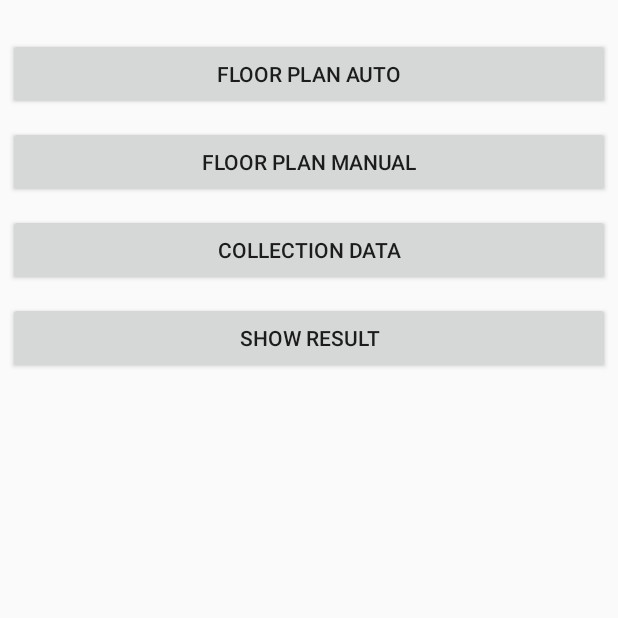
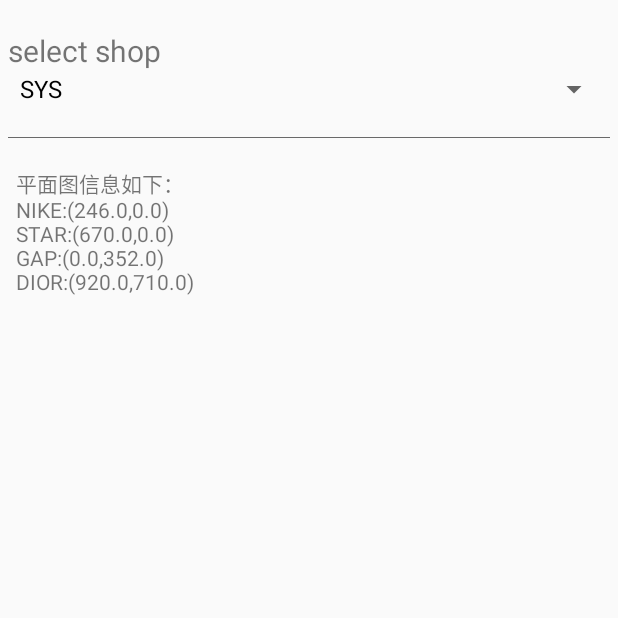
Before and after one commit to zhouqing972668019/RealTimeIndoorLocation, an Android app: the screen it shows after launch (MainActivity before the commit, AutoSettingActivity after it), after a tap on "FLOOR PLAN AUTO", on a phone screen of 412 x 824 dp, the top half of it. Run offline under Robolectric (Android 15) with nearby library versions, the phone set to English and light mode, and no system bars.

Commit message:
更新平面图加载界面

```diff
--- a/app/build.gradle
+++ b/app/build.gradle
@@ -20,6 +20,7 @@ android {
 
 dependencies {
     implementation fileTree(dir: 'libs', include: ['*.jar'])
+
     implementation 'com.android.support:appcompat-v7:26.+'
     implementation 'com.android.support.constraint:constraint-layout:1.1.2'
 
@@ -27,6 +28,7 @@ dependencies {
     implementation 'com.google.firebase:firebase-core:16.0.3'
     implementation 'com.google.firebase:firebase-ml-vision:17.0.0'
 
+
     testImplementation 'junit:junit:4.12'
     androidTestImplementation 'com.android.support.test:runner:1.0.2'
     androidTestImplementation 'com.android.support.test.espresso:espresso-core:3.0.2'
--- /dev/null
+++ b/app/src/main/assets/SYS.txt
@@ -0,0 +1,4 @@
+STAR,670.0,0.0
+NIKE,246.0,0.0
+GAP,0.0,352.0
+DIOR,920.0,710.0
--- /dev/null
+++ b/app/src/main/java/com/zhouqing/chatproject/realtimeindoorlocation/activity/AutoSettingActivity.java
@@ -0,0 +1,100 @@
+package com.zhouqing.chatproject.realtimeindoorlocation.activity;
+
+import android.os.Bundle;
+import android.support.v7.app.AppCompatActivity;
+import android.view.View;
+import android.widget.AdapterView;
+import android.widget.ArrayAdapter;
+import android.widget.Spinner;
+import android.widget.TextView;
+import android.widget.Toast;
+
+import com.zhouqing.chatproject.realtimeindoorlocation.R;
+import com.zhouqing.chatproject.realtimeindoorlocation.model.StandardLocationInfo;
+import com.zhouqing.chatproject.realtimeindoorlocation.util.Constant;
+import com.zhouqing.chatproject.realtimeindoorlocation.util.FileUtil;
+
+import java.util.ArrayList;
+import java.util.HashMap;
+import java.util.List;
+import java.util.Map;
+
+public class AutoSettingActivity extends AppCompatActivity {
+
+    private Spinner spShop;
+    private TextView tvFloorPlanInfo;
+
+    @Override
+    protected void onCreate(Bundle savedInstanceState) {
+        super.onCreate(savedInstanceState);
+        setContentView(R.layout.activity_auto_setting);
+        tvFloorPlanInfo = findViewById(R.id.tv_floor_plan_info);
+        spShop = findViewById(R.id.sp_shop);
+        ArrayAdapter<String> shopAdapter = new ArrayAdapter<>(this,android.R.layout.simple_spinner_dropdown_item,Constant.SHOP_NAMES);
+        spShop.setAdapter(shopAdapter);
+        spShop.setSelection(-1);
+        spShop.setOnItemSelectedListener(new AdapterView.OnItemSelectedListener() {
+            @Override
+            public void onItemSelected(AdapterView<?> parent, View view, int position, long id) {
+                //toast("you selected:"+position);
+                loadFloorPlan(position);
+            }
+
+            @Override
+            public void onNothingSelected(AdapterView<?> parent) {
+
+            }
+        });
+        showFloorPlanInfo();
+    }
+
+    //显示当前本地的平面图信息
+    public void showFloorPlanInfo(){
+        Map<String,StandardLocationInfo> hashMap = FileUtil.getPOILocation(AutoSettingActivity.this);
+        String text = "平面图信息如下：\n";
+        for(String name:hashMap.keySet()){
+            text += name+":"+"("+hashMap.get(name).getX()+","+hashMap.get(name).getY()+")"+"\n";
+        }
+        tvFloorPlanInfo.setText(text);
+    }
+
+    public void loadFloorPlan(int position){
+        String fileName = Constant.SHOP_FILENAMES[position];
+        try {
+            List<String> fileContentList = FileUtil.readTextFromAssets(AutoSettingActivity.this,fileName);
+            Map<String,StandardLocationInfo> locationInfoHashMap = new HashMap<>();
+            for(String fileContent:fileContentList){
+                String[] elements = fileContent.split(",");
+                String POIName = elements[0];
+                List<Double> xList = new ArrayList<>();
+                List<Double> yList = new ArrayList<>();
+                for(int i=1;i<elements.length-1;i+=2){
+                    xList.add(Double.parseDouble(elements[i]));
+                    yList.add(Double.parseDouble(elements[i+1]));
+                }
+                double xValue = 0d;
+                for(Double x:xList){
+                    xValue += x;
+                }
+                xValue /= xList.size();
+                double yValue = 0d;
+                for(Double y:yList){
+                    yValue += y;
+                }
+                yValue /= yList.size();
+                StandardLocationInfo standardLocationInfo = new StandardLocationInfo(xValue,yValue);
+                locationInfoHashMap.put(POIName,standardLocationInfo);
+            }
+            FileUtil.saveLocationToFile(AutoSettingActivity.this,locationInfoHashMap);
+            showFloorPlanInfo();
+        } catch (Exception e) {
+            e.printStackTrace();
+        }
+    }
+
+
+
+    public void toast(String content){
+        Toast.makeText(AutoSettingActivity.this,content,Toast.LENGTH_SHORT).show();
+    }
+}
--- a/app/src/main/java/com/zhouqing/chatproject/realtimeindoorlocation/activity/MainActivity.java
+++ b/app/src/main/java/com/zhouqing/chatproject/realtimeindoorlocation/activity/MainActivity.java
@@ -36,6 +36,9 @@ public class MainActivity extends AppCompatActivity implements View.OnClickListe
     @Override
     public void onClick(View v) {
         switch (v.getId()){
+            case R.id.btn_floor_plan_auto:
+                startActivity(new Intent(MainActivity.this,AutoSettingActivity.class));
+                break;
             case R.id.btn_floor_plan_manual:
                 startActivity(new Intent(MainActivity.this,ManualSettingActivity.class));
                 break;
--- a/app/src/main/java/com/zhouqing/chatproject/realtimeindoorlocation/service/SensorRecordService.java
+++ b/app/src/main/java/com/zhouqing/chatproject/realtimeindoorlocation/service/SensorRecordService.java
@@ -238,7 +238,7 @@ public class SensorRecordService extends Service implements SensorEventListener
         for (int i = 0; i < values.length; i++) {
             values[i] = (float) (gyroOrientation[i] * 180 / Math.PI);
         }
-        ComparableSensorEvent comparableSensorEvent = new ComparableSensorEvent(gyroOrientation, currentTimestamp, Constant.TYPE_GYRO_ORI);
+        ComparableSensorEvent comparableSensorEvent = new ComparableSensorEvent(values, currentTimestamp, Constant.TYPE_GYRO_ORI);
         sensorEventList.add(comparableSensorEvent);
     }
 
--- a/app/src/main/java/com/zhouqing/chatproject/realtimeindoorlocation/util/Constant.java
+++ b/app/src/main/java/com/zhouqing/chatproject/realtimeindoorlocation/util/Constant.java
@@ -25,6 +25,9 @@ public class Constant {
     //传感器类型常量
     public static final int TYPE_GYRO_ORI = 10001;
     public static final int TYPE_MAG_ACC_ORI = 10002;
+
+    public static final String[] SHOP_FILENAMES = {"SYS.txt","WDK_1F_SHOP_LOCATION_INFO.txt","WDK_2F_SHOP_LOCATION_INFO.txt"};
+    public static final String[] SHOP_NAMES = {"SYS","WDK FLOOR 1","WDK FLOOR 2"};
 
     /**
      * @brief 判断两个String字符串的相似程度（因为用户输入的字符可能和兴趣点的名字不能完全匹配）
--- a/app/src/main/java/com/zhouqing/chatproject/realtimeindoorlocation/util/FileUtil.java
+++ b/app/src/main/java/com/zhouqing/chatproject/realtimeindoorlocation/util/FileUtil.java
@@ -18,6 +18,7 @@ import java.io.FileInputStream;
 import java.io.FileNotFoundException;
 import java.io.FileOutputStream;
 import java.io.IOException;
+import java.io.InputStream;
 import java.io.InputStreamReader;
 import java.math.BigInteger;
 import java.text.SimpleDateFormat;
@@ -275,54 +276,6 @@ public class FileUtil {
 		return answer;
 	}
 
-	//通过陀螺仪数据计算某两个时间戳之间的3轴旋转角度
-	public static double getGyroChange(String path,String timeStampPre,String timeStampCur) throws Exception{
-		double answer = 0.0;
-		File file=new File(path);
-		//BufferedReader是可以按行读取文件
-		FileInputStream inputStream = new FileInputStream(file);
-		BufferedReader bufferedReader = new BufferedReader(new InputStreamReader(inputStream));
-
-		List<Double> gyro_x = new ArrayList<>();
-		List<Double> gyro_y = new ArrayList<>();
-		List<Double> gyro_z = new ArrayList<>();
-		List<Long> timestampList = new ArrayList<>();
-		long timeStampPreL = Long.parseLong(timeStampPre);
-		long timeStampCurL = Long.parseLong(timeStampCur);
-
-		String str = null;
-		while((str = bufferedReader.readLine()) != null)
-		{
-			String[] elements=str.split(" ");
-			//相应传感器数据
-			if(elements[0].equals("gyro"))
-			{
-				long timeStampL = Long.parseLong(elements[1]);
-				if(timeStampL>=timeStampPreL && timeStampL<=timeStampCurL){
-					gyro_x.add(Double.parseDouble(elements[2]));
-					gyro_y.add(Double.parseDouble(elements[3]));
-					gyro_z.add(Double.parseDouble(elements[4]));
-					timestampList.add(timeStampL);
-				}
-			}
-		}
-		//设置初值
-//        for(int i=0;i<answer.length;i++){
-//            answer[i] = preOri[i];
-//        }
-		//通过保存的两个时间戳内的陀螺仪数据积分计算出角度
-		for(int i=0;i<timestampList.size()-1;i++){
-			Double timeInterval = (timestampList.get(i+1) - timestampList.get(i))/1000.0;
-
-			double gyro_Synthesis = Math.sqrt(gyro_x.get(i)*gyro_x.get(i) + gyro_y.get(i)*gyro_y.get(i) + gyro_z.get(i)*gyro_z.get(i));
-			answer += timeInterval * Math.toDegrees(gyro_Synthesis);
-		}
-		//close
-		inputStream.close();
-		bufferedReader.close();
-		return answer;
-	}
-
 	//删除某个文件夹下所有文件（包括子文件夹及文件）
 	public static boolean deleteDir(File dir)
 	{
@@ -489,4 +442,26 @@ public class FileUtil {
 
 	}
 
+	/**
+	 * 按行读取txt
+	 *
+	 * @param context
+	 * @param fileName
+	 * @return
+	 * @throws Exception
+	 */
+	public static List<String> readTextFromAssets(Context context,String fileName) throws Exception {
+		InputStream is = context.getAssets().open(fileName);
+		InputStreamReader reader = new InputStreamReader(is);
+		BufferedReader bufferedReader = new BufferedReader(reader);
+		List<String> answerList = new ArrayList<>();
+		String str;
+		while ((str = bufferedReader.readLine()) != null) {
+			answerList.add(str);
+		}
+		return answerList;
+	}
+
+
+
 }
--- /dev/null
+++ b/app/src/main/res/layout/activity_auto_setting.xml
@@ -0,0 +1,48 @@
+<?xml version="1.0" encoding="utf-8"?>
+<LinearLayout xmlns:android="http://schemas.android.com/apk/res/android"
+    xmlns:tools="http://schemas.android.com/tools"
+    android:layout_width="match_parent"
+    android:layout_height="match_parent"
+    tools:context=".activity.MainActivity"
+    android:orientation="vertical"
+    android:paddingTop="20dp"
+    android:paddingLeft="5dp"
+    android:paddingRight="5dp"
+    >
+
+    <TextView
+        android:layout_width="wrap_content"
+        android:layout_height="wrap_content"
+        android:text="select shop"
+        android:textSize="20sp"/>
+
+    <Spinner
+        android:id="@+id/sp_shop"
+        android:layout_width="match_parent"
+        android:layout_height="wrap_content"
+        />
+
+
+    <View
+        android:layout_marginTop="20dp"
+        android:layout_marginBottom="20dp"
+        android:layout_width="match_parent"
+        android:layout_height="1px"
+        android:background="#696969">
+
+    </View>
+
+    <ScrollView
+        android:layout_width="match_parent"
+        android:layout_height="wrap_content">
+        <TextView
+            android:id="@+id/tv_floor_plan_info"
+            android:layout_width="match_parent"
+            android:layout_height="wrap_content"
+            android:layout_marginLeft="5dp"
+            android:layout_marginRight="5dp"
+            android:scrollbars="vertical"
+            />
+    </ScrollView>
+
+</LinearLayout>
--- a/app/src/main/res/layout/activity_manual_setting.xml
+++ b/app/src/main/res/layout/activity_manual_setting.xml
@@ -87,6 +87,9 @@
 
     </View>
 
+    <ScrollView
+        android:layout_width="match_parent"
+        android:layout_height="wrap_content">
         <TextView
             android:id="@+id/tv_floor_plan_info"
             android:layout_width="match_parent"
@@ -95,6 +98,7 @@
             android:layout_marginRight="5dp"
             android:scrollbars="vertical"
             />
+    </ScrollView>
 
 
 
--- a/app/src/main/res/mipmap-anydpi-v26/ic_launcher.xml
+++ /dev/null
@@ -1,5 +0,0 @@
-<?xml version="1.0" encoding="utf-8"?>
-<adaptive-icon xmlns:android="http://schemas.android.com/apk/res/android">
-    <background android:drawable="@drawable/ic_launcher_background" />
-    <foreground android:drawable="@drawable/ic_launcher_foreground" />
-</adaptive-icon>
```
Also changed, not shown: app/src/main/AndroidManifest.xml (+8 -6 lines), app/src/main/assets/WDK_1F_SHOP_LOCATION_INFO.txt (added, +72 -0 lines), app/src/main/assets/WDK_2F_SHOP_LOCATION_INFO.txt (added, +48 -0 lines), app/src/main/java/com/zhouqing/chatproject/realtimeindoorlocation/activity/CameraActivity.java (+12 -6 lines), app/src/main/java/com/zhouqing/chatproject/realtimeindoorlocation/util/LocationInfoUtil.java (+67 -5 lines). Lines whose indentation alone changed are shown as unchanged.
